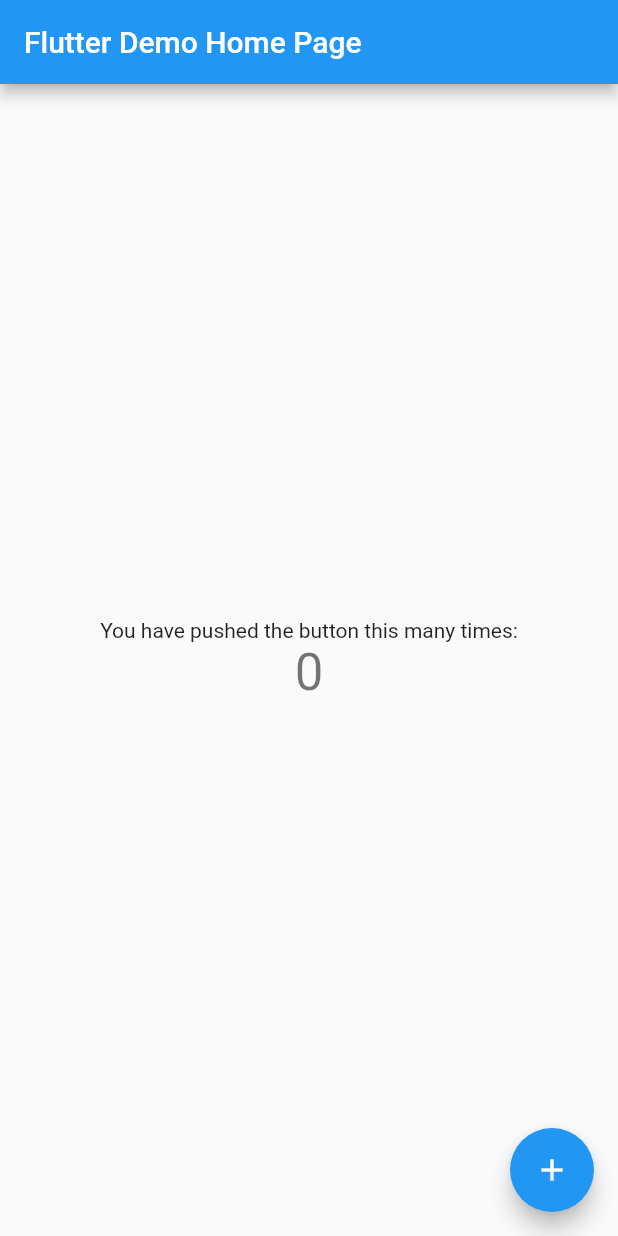
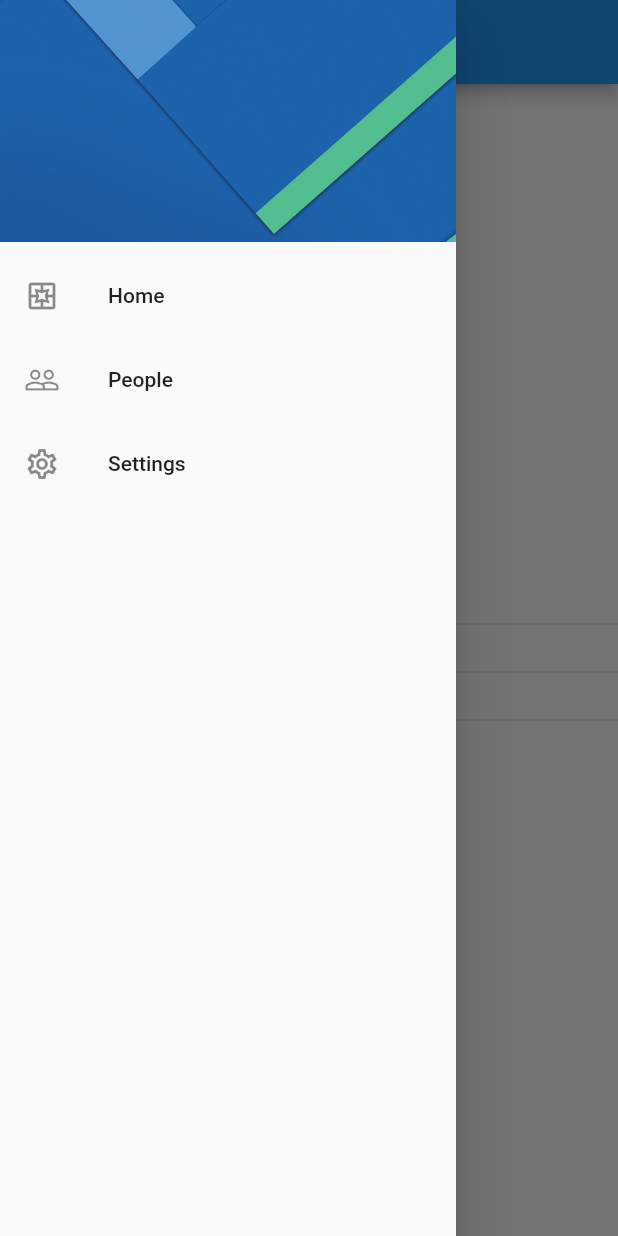
Before and after one commit to LuisPulenta/preferences_app, a Flutter app: the screen it shows after launch, with the side drawer open (before the commit the screen has no drawer), on a phone screen of 412 x 824 dp. Run offline on Flutter 3.47's test engine with Material 2 defaults, Android fonts, the phone set to English and light mode, and no system bars.

Commit message:
Video 198

```diff
--- a/lib/main.dart
+++ b/lib/main.dart
@@ -1,115 +1,21 @@
 import 'package:flutter/material.dart';
+import 'package:preferences_app/screens/screens.dart';
 
-void main() {
-  runApp(const MyApp());
-}
+void main() => runApp(const MyApp());
 
 class MyApp extends StatelessWidget {
   const MyApp({Key? key}) : super(key: key);
 
-  // This widget is the root of your application.
   @override
   Widget build(BuildContext context) {
     return MaterialApp(
-      title: 'Flutter Demo',
-      theme: ThemeData(
-        // This is the theme of your application.
-        //
-        // Try running your application with "flutter run". You'll see the
-        // application has a blue toolbar. Then, without quitting the app, try
-        // changing the primarySwatch below to Colors.green and then invoke
-        // "hot reload" (press "r" in the console where you ran "flutter run",
-        // or simply save your changes to "hot reload" in a Flutter IDE).
-        // Notice that the counter didn't reset back to zero; the application
-        // is not restarted.
-        primarySwatch: Colors.blue,
-      ),
-      home: const MyHomePage(title: 'Flutter Demo Home Page'),
+      debugShowCheckedModeBanner: false,
+      title: 'Material App',
+      initialRoute: HomeScreen.routeName,
+      routes: {
+        HomeScreen.routeName: (_) => const HomeScreen(),
+        SettingsScreen.routeName: (_) => const SettingsScreen(),
+      },
     );
   }
 }
-
-class MyHomePage extends StatefulWidget {
-  const MyHomePage({Key? key, required this.title}) : super(key: key);
-
-  // This widget is the home page of your application. It is stateful, meaning
-  // that it has a State object (defined below) that contains fields that affect
-  // how it looks.
-
-  // This class is the configuration for the state. It holds the values (in this
-  // case the title) provided by the parent (in this case the App widget) and
-  // used by the build method of the State. Fields in a Widget subclass are
-  // always marked "final".
-
-  final String title;
-
-  @override
-  State<MyHomePage> createState() => _MyHomePageState();
-}
-
-class _MyHomePageState extends State<MyHomePage> {
-  int _counter = 0;
-
-  void _incrementCounter() {
-    setState(() {
-      // This call to setState tells the Flutter framework that something has
-      // changed in this State, which causes it to rerun the build method below
-      // so that the display can reflect the updated values. If we changed
-      // _counter without calling setState(), then the build method would not be
-      // called again, and so nothing would appear to happen.
-      _counter++;
-    });
-  }
-
-  @override
-  Widget build(BuildContext context) {
-    // This method is rerun every time setState is called, for instance as done
-    // by the _incrementCounter method above.
-    //
-    // The Flutter framework has been optimized to make rerunning build methods
-    // fast, so that you can just rebuild anything that needs updating rather
-    // than having to individually change instances of widgets.
-    return Scaffold(
-      appBar: AppBar(
-        // Here we take the value from the MyHomePage object that was created by
-        // the App.build method, and use it to set our appbar title.
-        title: Text(widget.title),
-      ),
-      body: Center(
-        // Center is a layout widget. It takes a single child and positions it
-        // in the middle of the parent.
-        child: Column(
-          // Column is also a layout widget. It takes a list of children and
-          // arranges them vertically. By default, it sizes itself to fit its
-          // children horizontally, and tries to be as tall as its parent.
-          //
-          // Invoke "debug painting" (press "p" in the console, choose the
-          // "Toggle Debug Paint" action from the Flutter Inspector in Android
-          // Studio, or the "Toggle Debug Paint" command in Visual Studio Code)
-          // to see the wireframe for each widget.
-          //
-          // Column has various properties to control how it sizes itself and
-          // how it positions its children. Here we use mainAxisAlignment to
-          // center the children vertically; the main axis here is the vertical
-          // axis because Columns are vertical (the cross axis would be
-          // horizontal).
-          mainAxisAlignment: MainAxisAlignment.center,
-          children: <Widget>[
-            const Text(
-              'You have pushed the button this many times:',
-            ),
-            Text(
-              '$_counter',
-              style: Theme.of(context).textTheme.headline4,
-            ),
-          ],
-        ),
-      ),
-      floatingActionButton: FloatingActionButton(
-        onPressed: _incrementCounter,
-        tooltip: 'Increment',
-        child: const Icon(Icons.add),
-      ), // This trailing comma makes auto-formatting nicer for build methods.
-    );
-  }
-}
--- /dev/null
+++ b/lib/screens/home_screen.dart
@@ -0,0 +1,30 @@
+import 'package:flutter/material.dart';
+import 'package:preferences_app/widgets/widgets.dart';
+
+class HomeScreen extends StatelessWidget {
+  static const String routeName = 'Home';
+
+  const HomeScreen({Key? key}) : super(key: key);
+
+  @override
+  Widget build(BuildContext context) {
+    return Scaffold(
+      appBar: AppBar(
+        title: const Text('HomeScreen'),
+        centerTitle: true,
+      ),
+      body: Column(
+        mainAxisAlignment: MainAxisAlignment.center,
+        children: [
+          Text('isDarkMode'),
+          Divider(),
+          Text('Género'),
+          Divider(),
+          Text('Nombre del Usuario'),
+          Divider(),
+        ],
+      ),
+      drawer: SideMenuScreen(),
+    );
+  }
+}
--- /dev/null
+++ b/lib/screens/screens.dart
@@ -0,0 +1,2 @@
+export 'package:preferences_app/screens/home_screen.dart';
+export 'package:preferences_app/screens/settings_screen.dart';
--- /dev/null
+++ b/lib/widgets/side_menu.dart
@@ -0,0 +1,56 @@
+import 'package:flutter/material.dart';
+import 'package:preferences_app/screens/screens.dart';
+
+class SideMenuScreen extends StatelessWidget {
+  const SideMenuScreen({Key? key}) : super(key: key);
+
+  @override
+  Widget build(BuildContext context) {
+    return Drawer(
+      child: ListView(
+        padding: EdgeInsets.zero,
+        children: [
+          _DrawerHeader(),
+          ListTile(
+            leading: Icon(Icons.pages_outlined),
+            title: Text('Home'),
+            onTap: () {
+              Navigator.pushReplacementNamed(context, HomeScreen.routeName);
+            },
+          ),
+          ListTile(
+            leading: Icon(Icons.people_outline),
+            title: Text('People'),
+          ),
+          ListTile(
+            leading: Icon(Icons.settings_outlined),
+            title: Text('Settings'),
+            onTap: () {
+              // Navigator.pop(context);
+              // Navigator.pushNamed(context, SettingsScreen.routeName);
+              Navigator.pushReplacementNamed(context, SettingsScreen.routeName);
+            },
+          ),
+        ],
+      ),
+    );
+  }
+}
+
+class _DrawerHeader extends StatelessWidget {
+  const _DrawerHeader({
+    Key? key,
+  }) : super(key: key);
+
+  @override
+  Widget build(BuildContext context) {
+    return DrawerHeader(
+      child: Container(),
+      decoration: BoxDecoration(
+          image: DecorationImage(
+        image: AssetImage('assets/menu-img.jpg'),
+        fit: BoxFit.cover,
+      )),
+    );
+  }
+}
--- /dev/null
+++ b/lib/widgets/widgets.dart
@@ -0,0 +1 @@
+export 'package:preferences_app/widgets/side_menu.dart';
--- a/pubspec.yaml
+++ b/pubspec.yaml
@@ -58,8 +58,8 @@ flutter:
   uses-material-design: true
 
   # To add assets to your application, add an assets section, like this:
-  # assets:
-  #   - images/a_dot_burr.jpeg
+  assets:
+    - assets/
   #   - images/a_dot_ham.jpeg
 
   # An image asset can refer to one or more resolution-specific "variants", see
```
Also changed, not shown: lib/screens/settings_screen.dart (added, +85 -0 lines), assets/menu-img.jpg (added).
